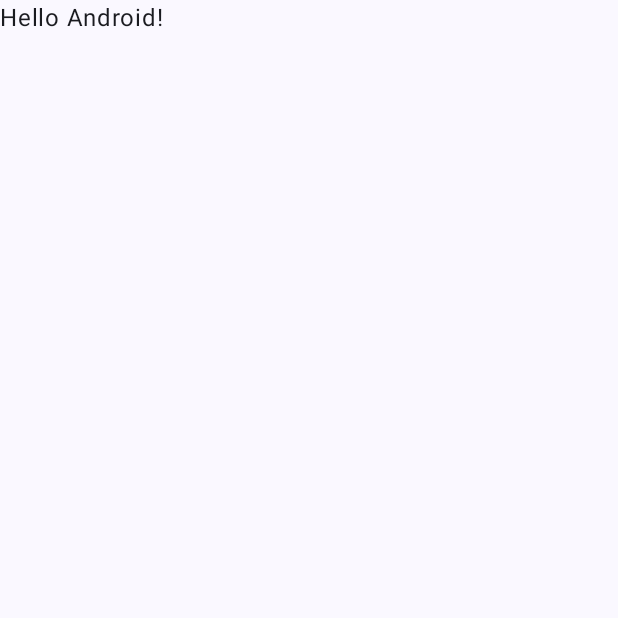
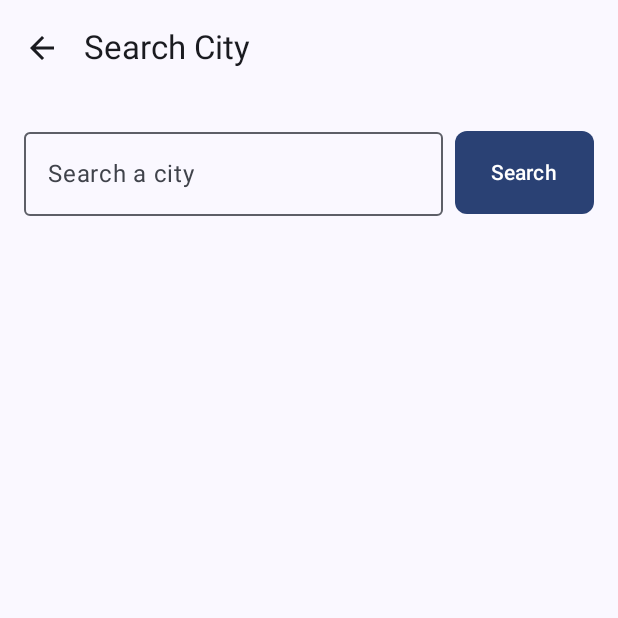
Before and after one commit to emoulgen2163/SkyCast, an Android app built with Jetpack Compose: the screen it shows after launch (MainActivity), on a phone screen of 412 x 824 dp, the top half of it. Before the commit the part shown is almost empty. Run offline under Robolectric (Android 15) with nearby library versions, the phone set to English and light mode, and no system bars.

Commit message:
Add city search screen

```diff
--- a/app/build.gradle.kts
+++ b/app/build.gradle.kts
@@ -45,6 +45,7 @@ dependencies {
     implementation(libs.converter.kotlinx.serialization)
     implementation(libs.androidx.lifecycle.viewmodel.compose)
     implementation(libs.androidx.lifecycle.runtime.compose)
+    implementation(libs.compose.material.icons)
     implementation(platform(libs.androidx.compose.bom))
     implementation(libs.androidx.activity.compose)
     implementation(libs.androidx.compose.material3)
--- a/app/src/main/java/com/emoulgen/skycast/presentation/MainActivity.kt
+++ b/app/src/main/java/com/emoulgen/skycast/presentation/MainActivity.kt
@@ -11,6 +11,7 @@ import androidx.compose.material3.Text
 import androidx.compose.runtime.Composable
 import androidx.compose.ui.Modifier
 import androidx.compose.ui.tooling.preview.Preview
+import com.emoulgen.skycast.presentation.screens.SearchScreen
 import com.emoulgen.skycast.presentation.ui.theme.SkyCastTheme
 
 class MainActivity : ComponentActivity() {
@@ -19,11 +20,8 @@ class MainActivity : ComponentActivity() {
         enableEdgeToEdge()
         setContent {
             SkyCastTheme {
-                Scaffold(modifier = Modifier.fillMaxSize()) { innerPadding ->
-                    Greeting(
-                        name = "Android",
-                        modifier = Modifier.padding(innerPadding)
-                    )
+                SearchScreen {
+
                 }
             }
         }
--- /dev/null
+++ b/app/src/main/java/com/emoulgen/skycast/presentation/screens/SearchScreen.kt
@@ -0,0 +1,146 @@
+package com.emoulgen.skycast.presentation.screens
+
+import androidx.compose.foundation.layout.Box
+import androidx.compose.foundation.layout.Column
+import androidx.compose.foundation.layout.Row
+import androidx.compose.foundation.layout.Spacer
+import androidx.compose.foundation.layout.fillMaxSize
+import androidx.compose.foundation.layout.fillMaxWidth
+import androidx.compose.foundation.layout.height
+import androidx.compose.foundation.layout.padding
+import androidx.compose.foundation.layout.width
+import androidx.compose.foundation.lazy.LazyColumn
+import androidx.compose.foundation.lazy.items
+import androidx.compose.foundation.shape.RoundedCornerShape
+import androidx.compose.material.icons.Icons
+import androidx.compose.material.icons.automirrored.filled.ArrowBack
+import androidx.compose.material3.Button
+import androidx.compose.material3.Card
+import androidx.compose.material3.CardDefaults
+import androidx.compose.material3.ExperimentalMaterial3Api
+import androidx.compose.material3.Icon
+import androidx.compose.material3.IconButton
+import androidx.compose.material3.OutlinedTextField
+import androidx.compose.material3.Scaffold
+import androidx.compose.material3.Text
+import androidx.compose.material3.TopAppBar
+import androidx.compose.runtime.Composable
+import androidx.compose.runtime.getValue
+import androidx.compose.ui.Alignment
+import androidx.compose.ui.Modifier
+import androidx.compose.ui.tooling.preview.Preview
+import androidx.compose.ui.unit.dp
+import androidx.lifecycle.compose.collectAsStateWithLifecycle
+import androidx.lifecycle.viewmodel.compose.viewModel
+import com.emoulgen.skycast.data.remote.dto.Result
+import com.emoulgen.skycast.presentation.viewmodel.SearchViewModel
+
+@Composable
+fun SearchScreen(
+    viewModel: SearchViewModel = viewModel(),
+    onBackClick: () -> Unit
+    ) {
+
+    val uiState by viewModel.uiState.collectAsStateWithLifecycle()
+
+    CityContent(
+        query = uiState.query,
+        onQueryText = { viewModel.onQueryChange(it) },
+        onSearch = { viewModel.onSearch() },
+        results = uiState.results,
+        onBackClick = onBackClick
+    )
+
+}
+
+@OptIn(ExperimentalMaterial3Api::class)
+@Composable
+fun CityContent(
+    query: String,
+    onQueryText: (String) -> Unit,
+    onSearch: () -> Unit,
+    onBackClick: () -> Unit,
+    results: List<Result>
+) {
+    Scaffold(
+        topBar = {
+            TopAppBar(
+                title = { Text("Search City") },
+                navigationIcon = {
+                    IconButton(
+                        onClick = onBackClick
+                    ) {
+                        Icon(
+                            imageVector = Icons.AutoMirrored.Filled.ArrowBack,
+                            contentDescription = "Back"
+                        )
+                    }
+                }
+            )
+        }
+    ) { paddingValues ->
+        Column(
+            modifier = Modifier
+                .fillMaxSize()
+                .padding(paddingValues)
+                .padding(16.dp)
+        ) {
+
+            Row(
+                modifier = Modifier.fillMaxWidth(),
+                verticalAlignment = Alignment.CenterVertically
+            ) {
+                OutlinedTextField(
+                    modifier = Modifier.weight(0.5f),
+                    value = query,
+                    onValueChange = { onQueryText(it) },
+                    label = { Text("Search a city") }
+                )
+
+                Spacer(Modifier.width(8.dp))
+
+                Button(
+                    modifier = Modifier
+                        .padding(top = 5.dp)
+                        .height(55.dp),
+                    onClick = onSearch,
+                    shape = RoundedCornerShape(8.dp)
+                ) {
+                    Text("Search")
+                }
+            }
+
+            LazyColumn(
+                modifier = Modifier.fillMaxWidth().padding(top = 18.dp)
+            ) {
+                items(results, key = { it.id!! }){
+
+                    Card(
+                        modifier = Modifier
+                            .fillMaxWidth()
+                            .padding(8.dp),
+                        elevation = CardDefaults.cardElevation(8.dp)
+                    ) {
+                        Box(
+                            modifier = Modifier.padding(16.dp)
+                        ) {
+
+                        }
+                    }
+                }
+            }
+        }
+    }
+}
+
+@Preview(showBackground = true)
+@Composable
+fun CityContentPreview() {
+    CityContent(
+        query = "",
+        onQueryText = {},
+        onSearch = {},
+        onBackClick = {},
+        results = emptyList()
+    )
+}
--- a/app/src/main/java/com/emoulgen/skycast/presentation/viewmodel/SearchViewModel.kt
+++ b/app/src/main/java/com/emoulgen/skycast/presentation/viewmodel/SearchViewModel.kt
@@ -32,7 +32,7 @@ class SearchViewModel: ViewModel() {
                     val response = api.searchCities(name = _uiState.value.query)
                     _uiState.update {
                         it.copy(
-                            results = response.results
+                            results = response.results,
                         )
                     }
                 }
--- a/gradle/libs.versions.toml
+++ b/gradle/libs.versions.toml
@@ -32,6 +32,7 @@ androidx-compose-ui-tooling-preview = { group = "androidx.compose.ui", name = "u
 androidx-compose-ui-test-manifest = { group = "androidx.compose.ui", name = "ui-test-manifest" }
 androidx-compose-ui-test-junit4 = { group = "androidx.compose.ui", name = "ui-test-junit4" }
 androidx-compose-material3 = { group = "androidx.compose.material3", name = "material3" }
+compose-material-icons = { group = "androidx.compose.material", name = "material-icons-core" }
 retrofit = { module = "com.squareup.retrofit2:retrofit", version.ref = "retrofit" }
 
 [plugins]
```
